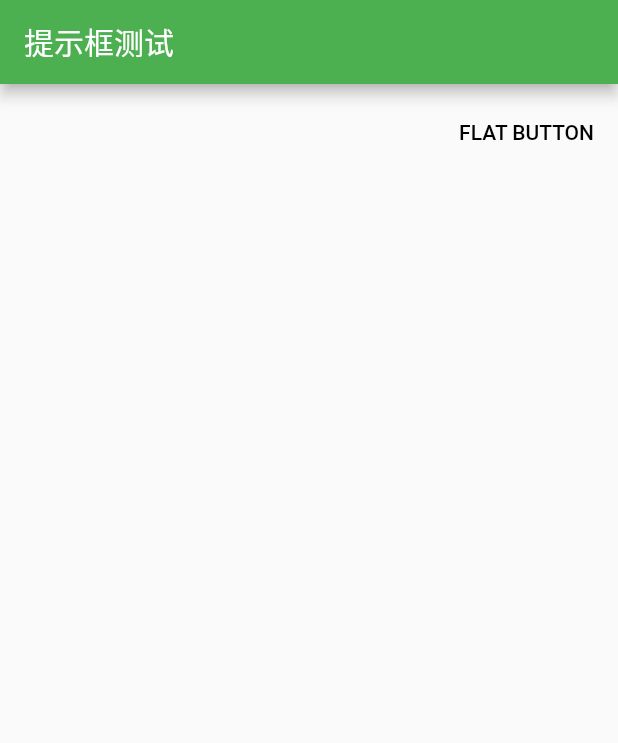
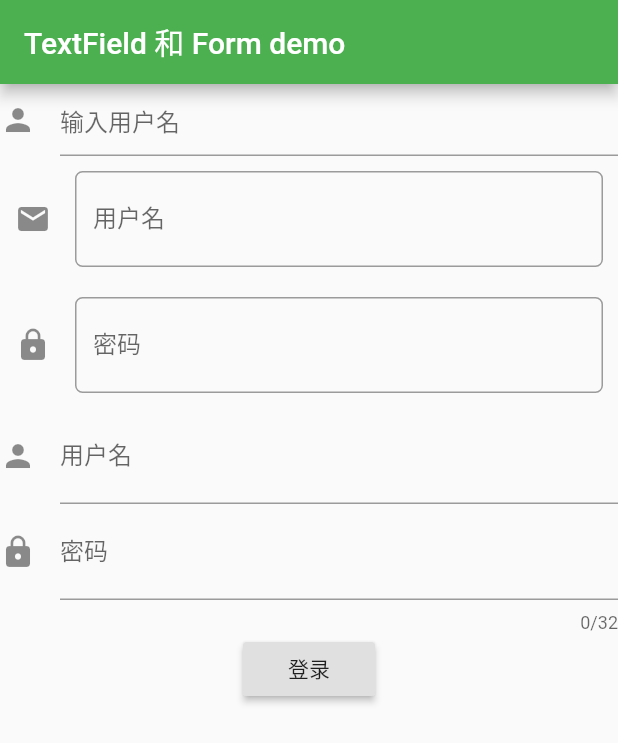
Before and after one commit to feibaise/flutter_study_demo, a Flutter app: the screen it shows after launch, on a phone screen of 412 x 824 dp. Shown: the top 743 px of the screen. Run offline on Flutter 3.47's test engine with Material 2 defaults, Android fonts, the phone set to English and light mode, and no system bars.

Commit message:
文字和表单

```diff
--- a/lib/main.dart
+++ b/lib/main.dart
@@ -2,12 +2,13 @@ import 'package:flutter/material.dart';
 import 'package:flutter_study_demo/widget/AlerDialogDemo.dart';
 import 'package:flutter_study_demo/widget/ButtonDemo.dart';
 import 'package:flutter_study_demo/widget/ImageDemo.dart';
+import 'package:flutter_study_demo/widget/TextFieldAndFormDemo.dart';
 
 import 'layout/AppBarDemo.dart';
 import 'layout/ScaffoldDemo.dart';
 import 'widget/TextDemo.dart';
 
-void main() => runApp(AlertDialogApp());
+void main() => runApp(TextFieldApp());
 
 class MyApp extends StatelessWidget {
   @override
@@ -16,7 +17,7 @@ class MyApp extends StatelessWidget {
       title: 'Flutter Demo',
       theme: ThemeData(
       ),
-      home: AlertDialogApp(),
+      home: TextFieldApp(),
     );
   }
 }
--- /dev/null
+++ b/lib/widget/TextFieldAndFormDemo.dart
@@ -0,0 +1,179 @@
+import 'package:flutter/material.dart';
+
+class TextFieldApp extends StatelessWidget {
+  @override
+  Widget build(BuildContext context) {
+    return MaterialApp(
+      title: "TextDemo",
+      theme: ThemeData(
+        primarySwatch: Colors.green,
+      ),
+      home: TextFieldPage(),
+    );
+  }
+}
+
+class TextFieldPage extends StatefulWidget {
+  @override
+  TextFieldPageState createState() => new TextFieldPageState();
+}
+
+class TextFieldPageState extends State<TextFieldPage> {
+  GlobalKey<FormState> _formKey = new GlobalKey<FormState>();
+  FormState _formState;
+  String _name;
+  String _password;
+
+  @override
+  Widget build(BuildContext context) {
+    return Scaffold(
+      appBar: AppBar(
+        title: Text('TextField 和 Form demo'),
+        primary: true,
+      ),
+      body: Container(
+        child: Column(
+          children: <Widget>[
+            TextField(
+              decoration:
+                  InputDecoration(hintText: "输入用户名", icon: Icon(Icons.person)),
+            ),
+            Padding(
+                padding: EdgeInsets.all(10),
+                child: TextField(
+                  maxLines: 1,
+                  keyboardType: TextInputType.emailAddress,
+                  decoration: InputDecoration(
+                      border: OutlineInputBorder(
+                          borderRadius: BorderRadius.all(Radius.circular(5.0)),
+                          borderSide: BorderSide(color: Colors.grey)),
+                      labelText: '用户名',
+                      hintText: "输入用户名",
+                      icon: Icon(Icons.email)),
+                )),
+            Padding(
+                padding: EdgeInsets.all(10),
+                child: TextField(
+                  textInputAction: TextInputAction.done,
+                  maxLines: 1,
+                  keyboardType: TextInputType.text,
+                  obscureText: true,
+                  decoration: InputDecoration(
+                      border: OutlineInputBorder(
+                          borderRadius: BorderRadius.all(Radius.circular(5.0)),
+                          borderSide: BorderSide(color: Colors.grey)),
+                      labelText: '密码',
+                      hintText: "输入密码",
+                      icon: Icon(Icons.lock)),
+                )),
+
+            ///TextFormField主要用于Form表单，TextField是普通输入框
+            TextFormField(
+              decoration: const InputDecoration(
+                  icon: Icon(Icons.person),
+                  hintText: '请输入用户名',
+                  labelText: '用户名',
+                  prefixText: '用户名：'),
+              onSaved: (String value) {
+                _name = value;
+              },
+              validator: (String value) {
+                return value.contains('@') ? '用户名里不要使用@符号' : null;
+              },
+            ),
+            TextFormField(
+              decoration: InputDecoration(
+                  labelText: '密码',
+                  icon: Icon(Icons.lock),
+                  hintText: '请输入用户名',
+                  prefixText: '密码：'),
+              maxLines: 1,
+              maxLength: 32,
+              obscureText: true,
+              keyboardType: TextInputType.numberWithOptions(),
+              validator: (value) {},
+              onSaved: (value) {
+                _password = value;
+              },
+              onFieldSubmitted: (value) {},
+            ),
+
+            ///被Tooltip包裹的控件长按弹出tips
+            Tooltip(
+              message: '表单提交',
+              child: RaisedButton(
+                child: Text('登录'),
+                onPressed: () {
+                  onSubmit();
+                },
+              ),
+            ),
+          ],
+        ),
+      ),
+    );
+  }
+
+  void onSubmit() {
+    final _formState = _formKey.currentState;
+    if (_formState.validate()) {
+      _formState.save();
+      showDialog<void>(
+          context: context,
+          barrierDismissible: false,
+          builder: (BuildContext context) {
+            return AlertDialog(
+              title: Text("提示"),
+              content: Column(
+                children: <Widget>[
+                  Text(
+                    'Name: $_name',
+                    style: TextStyle(
+                        fontSize: 18, decoration: TextDecoration.none),
+                  ),
+                  Text(
+                    'Password: $_password',
+                    style: TextStyle(
+                        fontSize: 18, decoration: TextDecoration.none),
+                  ),
+                ],
+              ),
+              actions: <Widget>[
+                new FlatButton(
+                    onPressed: () => Navigator.of(context).pop(false),
+                    child: new Text("取消")),
+                new FlatButton(
+                    onPressed: () {
+                      Navigator.of(context).pop(true);
+                    },
+                    child: new Text("确定")),
+              ],
+            );
+          });
+    }
+  }
+
+  @override
+  void initState() {
+    // TODO: implement initState
+    super.initState();
+  }
+
+  @override
+  void dispose() {
+    // TODO: implement dispose
+    super.dispose();
+  }
+
+  @override
+  void didUpdateWidget(TextFieldPage oldWidget) {
+    // TODO: implement didUpdateWidget
+    super.didUpdateWidget(oldWidget);
+  }
+
+  @override
+  void didChangeDependencies() {
+    // TODO: implement didChangeDependencies
+    super.didChangeDependencies();
+  }
+}
```
